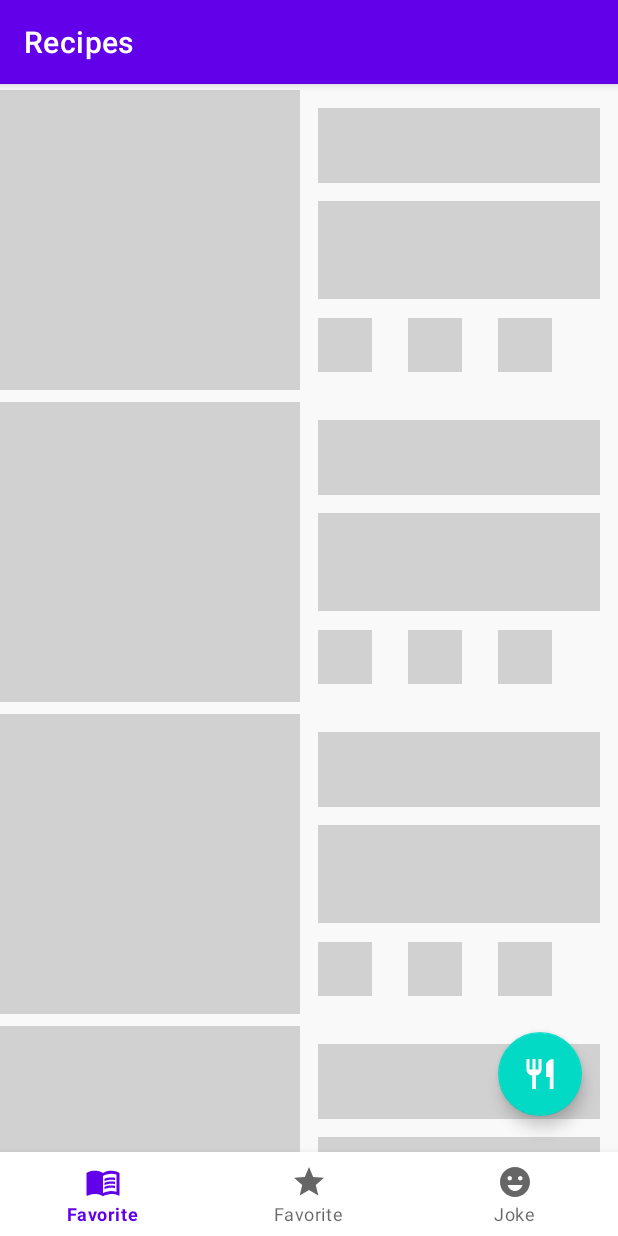
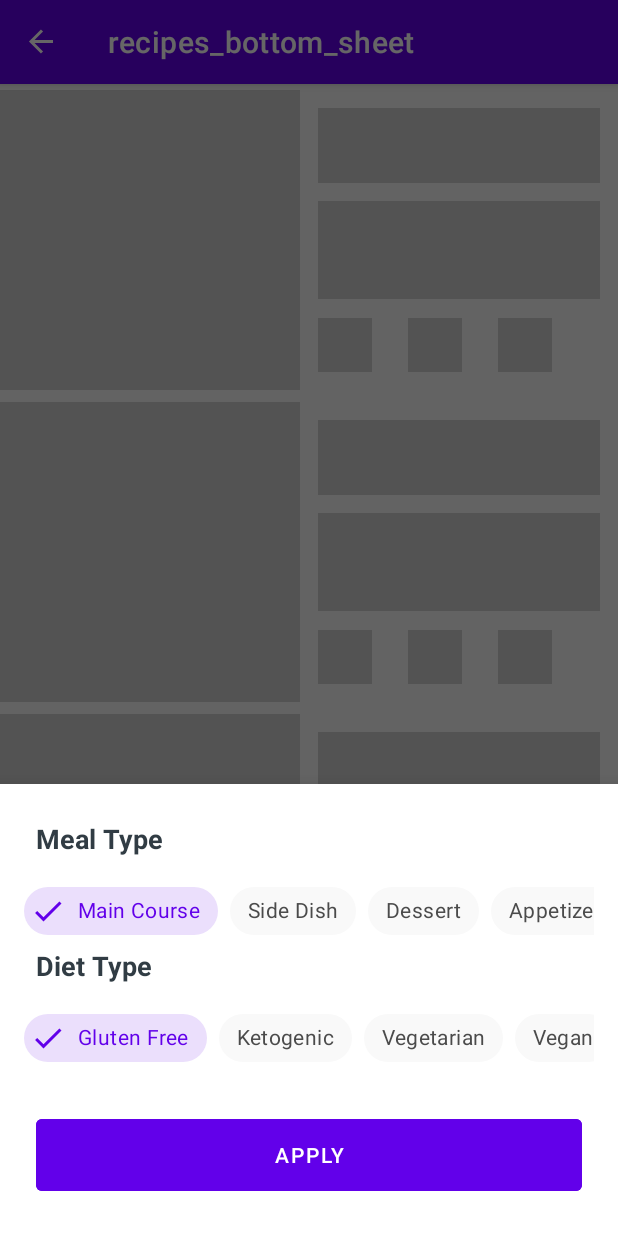
Before and after one commit to dhanazam/Foody, an Android app: the screen it shows after launch (MainActivity), after a tap on an icon or button, on a phone screen of 412 x 824 dp. Run offline under Robolectric (Android 15) with nearby library versions, the phone set to English and light mode, and no system bars; our stand-ins replace Dagger/Hilt's generated code, Room's generated code, Shimmer, data binding, navigation-ui; Roboto replaces fonts that are not available here; 6 statements that could not run were skipped.

Commit message:
customize chip style

```diff
--- a/app/src/main/java/com/dhanazam/foody/ui/fragments/recipes/RecipesFragment.kt
+++ b/app/src/main/java/com/dhanazam/foody/ui/fragments/recipes/RecipesFragment.kt
@@ -9,7 +9,9 @@ import android.view.ViewGroup
 import android.widget.Toast
 import androidx.fragment.app.viewModels
 import androidx.lifecycle.lifecycleScope
+import androidx.navigation.fragment.findNavController
 import androidx.recyclerview.widget.LinearLayoutManager
+import com.dhanazam.foody.R
 import com.dhanazam.foody.viewmodels.MainViewModel
 import com.dhanazam.foody.adapter.RecipesAdapter
 import com.dhanazam.foody.databinding.FragmentRecipesBinding
@@ -37,11 +39,12 @@ class  RecipesFragment : Fragment() {
         _binding = FragmentRecipesBinding.inflate(inflater, container, false)
         binding.lifecycleOwner = this
         binding.mainViewModel = mainViewModel
+
         readDatabase()
+        setupRecyclerView()
 
-        setupRecyclerView()
         binding.recipesFab.setOnClickListener {
-
+            findNavController().navigate(R.id.action_recipesFragment_to_recipesBottomSheet)
         }
         return binding.root
     }
@@ -50,7 +53,6 @@ class  RecipesFragment : Fragment() {
         lifecycleScope.launch {
             mainViewModel.readRecipes.observerOnce(viewLifecycleOwner) { database ->
                 if (database.isNotEmpty()) {
-                    Log.d("RecipesFragment", "readDatabase called!")
                     mAdapter.setData(database[0].foodRecipe)
                     hideShimmerEffect()
                 } else {
@@ -114,4 +116,9 @@ class  RecipesFragment : Fragment() {
         binding.shimmerFrameLayout.visibility = View.GONE
         binding.recyclerview.visibility = View.VISIBLE
     }
+
+    override fun onDestroy() {
+        super.onDestroy()
+        _binding = null
+    }
 }
--- a/app/src/main/java/com/dhanazam/foody/viewmodels/RecipesViewModel.kt
+++ b/app/src/main/java/com/dhanazam/foody/viewmodels/RecipesViewModel.kt
@@ -17,8 +17,8 @@ class RecipesViewModel(application: Application): AndroidViewModel(application)
 
         queries[QUERY_NUMBER] = "10"
         queries[QUERY_API_KEY] = API_KEY
-        queries[QUERY_TYPE] = "snack"
-        queries[QUERY_DIET] = "vegan"
+        queries[QUERY_TYPE] = "main course"
+        queries[QUERY_DIET] = "gluten free"
         queries[QUERY_ADD_RECIPE_INFORMATION] = "true"
         queries[QUERY_FILL_INGREDIENTS] = "true"
 
--- /dev/null
+++ b/app/src/main/res/color/chip_background_color.xml
@@ -0,0 +1,5 @@
+<?xml version="1.0" encoding="utf-8"?>
+<selector xmlns:android="http://schemas.android.com/apk/res/android">
+    <item android:color="@color/checkedChipBackgroundColor" android:state_checked="true"/>
+    <item android:color="@color/chipBackgroundColor" android:state_checked="false"/>
+</selector>
--- /dev/null
+++ b/app/src/main/res/color/chip_text_color.xml
@@ -0,0 +1,6 @@
+<?xml version="1.0" encoding="utf-8"?>
+<selector xmlns:android="http://schemas.android.com/apk/res/android">
+
+    <item android:color="@color/checkedChipTextColor" android:state_checked="true"/>
+    <item android:color="@color/chipTextColor" android:state_checked="false"/>
+</selector>
--- a/app/src/main/res/layout/recipes_bottom_sheet.xml
+++ b/app/src/main/res/layout/recipes_bottom_sheet.xml
@@ -6,7 +6,6 @@
     android:layout_height="wrap_content"
     android:background="@color/white"
     tools:context=".ui.fragments.recipes.bottomsheet.RecipesBottomSheet">
-
 
     <TextView
         android:id="@+id/mealType_txt"
@@ -48,78 +47,91 @@
                 app:singleSelection="true">
 
                 <com.google.android.material.chip.Chip
+                    style="@style/CustomChipStyle"
                     android:id="@+id/main_course_chip"
                     android:layout_width="wrap_content"
                     android:layout_height="wrap_content"
                     android:text="@string/main_course"/>
 
                 <com.google.android.material.chip.Chip
+                    style="@style/CustomChipStyle"
                     android:id="@+id/side_dish_chip"
                     android:layout_width="wrap_content"
                     android:layout_height="wrap_content"
                     android:text="@string/side_dish"/>
 
                 <com.google.android.material.chip.Chip
+                    style="@style/CustomChipStyle"
                     android:id="@+id/dessert_chip"
                     android:layout_width="wrap_content"
                     android:layout_height="wrap_content"
                     android:text="@string/dessert"/>
 
                 <com.google.android.material.chip.Chip
+                    style="@style/CustomChipStyle"
                     android:id="@+id/appetizer_chip"
                     android:layout_width="wrap_content"
                     android:layout_height="wrap_content"
                     android:text="@string/appetizer"/>
 
                 <com.google.android.material.chip.Chip
+                    style="@style/CustomChipStyle"
                     android:id="@+id/salad_chip"
                     android:layout_width="wrap_content"
                     android:layout_height="wrap_content"
                     android:text="@string/salad"/>
 
                 <com.google.android.material.chip.Chip
+                    style="@style/CustomChipStyle"
                     android:id="@+id/bread_chip"
                     android:layout_width="wrap_content"
                     android:layout_height="wrap_content"
                     android:text="@string/bread"/>
 
                 <com.google.android.material.chip.Chip
+                    style="@style/CustomChipStyle"
                     android:id="@+id/breakfast_chip"
                     android:layout_width="wrap_content"
                     android:layout_height="wrap_content"
                     android:text="@string/breakfast"/>
 
                 <com.google.android.material.chip.Chip
+                    style="@style/CustomChipStyle"
                     android:id="@+id/soup_chip"
                     android:layout_width="wrap_content"
                     android:layout_height="wrap_content"
                     android:text="@string/soup"/>
 
                 <com.google.android.material.chip.Chip
+                    style="@style/CustomChipStyle"
                     android:id="@+id/beverage_chip"
                     android:layout_width="wrap_content"
                     android:layout_height="wrap_content"
                     android:text="@string/beverage"/>
 
                 <com.google.android.material.chip.Chip
+                    style="@style/CustomChipStyle"
                     android:id="@+id/sauce_chip"
                     android:layout_width="wrap_content"
                     android:layout_height="wrap_content"
                     android:text="@string/sauce"/>
 
                 <com.google.android.material.chip.Chip
+                    style="@style/CustomChipStyle"
                     android:id="@+id/marinade_chip"
                     android:layout_width="wrap_content"
                     android:layout_height="wrap_content"
                     android:text="@string/marinade"/>
 
                 <com.google.android.material.chip.Chip
+                    style="@style/CustomChipStyle"
                     android:id="@+id/finger_food_chip"
                     android:layout_width="wrap_content"
                     android:layout_height="wrap_content"
                     android:text="@string/fingerfood"/>
 
                 <com.google.android.material.chip.Chip
+                    style="@style/CustomChipStyle"
                     android:id="@+id/drink_chip"
                     android:layout_width="wrap_content"
                     android:layout_height="wrap_content"
@@ -168,48 +180,56 @@
                 app:singleSelection="true">
 
                 <com.google.android.material.chip.Chip
+                    style="@style/CustomChipStyle"
                     android:id="@+id/gluten_free_chip"
                     android:layout_width="wrap_content"
                     android:layout_height="wrap_content"
                     android:text="@string/gluten_free"/>
 
                 <com.google.android.material.chip.Chip
+                    style="@style/CustomChipStyle"
                     android:id="@+id/ketogenic_chip"
                     android:layout_width="wrap_content"
                     android:layout_height="wrap_content"
                     android:text="@string/ketogenic"/>
 
                 <com.google.android.material.chip.Chip
+                    style="@style/CustomChipStyle"
                     android:id="@+id/vegetarian_chip"
                     android:layout_width="wrap_content"
                     android:layout_height="wrap_content"
                     android:text="@string/vegetarian"/>
 
                 <com.google.android.material.chip.Chip
+                    style="@style/CustomChipStyle"
                     android:id="@+id/vegan_chip"
                     android:layout_width="wrap_content"
                     android:layout_height="wrap_content"
                     android:text="@string/vegan"/>
 
                 <com.google.android.material.chip.Chip
+                    style="@style/CustomChipStyle"
                     android:id="@+id/pescetarian_chip"
                     android:layout_width="wrap_content"
                     android:layout_height="wrap_content"
                     android:text="@string/pescetarian"/>
 
                 <com.google.android.material.chip.Chip
+                    style="@style/CustomChipStyle"
                     android:id="@+id/paleo_chip"
                     android:layout_width="wrap_content"
                     android:layout_height="wrap_content"
                     android:text="@string/paleo"/>
 
                 <com.google.android.material.chip.Chip
+                    style="@style/CustomChipStyle"
                     android:id="@+id/primal_chip"
                     android:layout_width="wrap_content"
                     android:layout_height="wrap_content"
                     android:text="@string/primal"/>
 
                 <com.google.android.material.chip.Chip
+                    style="@style/CustomChipStyle"
                     android:id="@+id/whole30_chip"
                     android:layout_width="wrap_content"
                     android:layout_height="wrap_content"
@@ -229,7 +249,9 @@
         android:layout_marginTop="24dp"
         android:layout_marginEnd="24dp"
         android:layout_marginBottom="24dp"
+        android:textColor="@color/white"
         android:text="@string/apply"
+        android:backgroundTint="@color/colorPrimary"
         app:layout_constraintBottom_toBottomOf="parent"
         app:layout_constraintEnd_toEndOf="parent"
         app:layout_constraintStart_toStartOf="parent"
--- a/app/src/main/res/navigation/my_nav.xml
+++ b/app/src/main/res/navigation/my_nav.xml
@@ -9,7 +9,11 @@
         android:id="@+id/recipesFragment"
         android:name="com.dhanazam.foody.ui.fragments.recipes.RecipesFragment"
         android:label="Recipes"
-        tools:layout="@layout/fragment_recipes" />
+        tools:layout="@layout/fragment_recipes" >
+        <action
+            android:id="@+id/action_recipesFragment_to_recipesBottomSheet"
+            app:destination="@id/recipesBottomSheet" />
+    </fragment>
     <fragment
         android:id="@+id/favoriteRecipesFragment"
         android:name="com.dhanazam.foody.ui.fragments.favorites.FavoriteRecipesFragment"
@@ -20,4 +24,13 @@
         android:name="com.dhanazam.foody.ui.fragments.foodjoke.FoodJokeFragment"
         android:label="Joke"
         tools:layout="@layout/fragment_food_joke" />
+    <dialog
+        android:id="@+id/recipesBottomSheet"
+        android:name="com.dhanazam.foody.ui.fragments.recipes.bottomsheet.RecipesBottomSheet"
+        android:label="recipes_bottom_sheet"
+        tools:layout="@layout/recipes_bottom_sheet" >
+        <action
+            android:id="@+id/action_recipesBottomSheet_to_recipesFragment"
+            app:destination="@id/recipesFragment" />
+    </dialog>
 </navigation>
--- a/app/src/main/res/values/styles.xml
+++ b/app/src/main/res/values/styles.xml
@@ -6,4 +6,10 @@
         <item name="colorPrimaryDark">@color/colorPrimaryDark</item>
         <item name="colorAccent">@color/colorAccent</item>
     </style>
+
+    <style name="CustomChipStyle" parent="Widget.MaterialComponents.Chip.Filter">
+        <item name="chipBackgroundColor">@color/chip_background_color</item>
+        <item name="android:textColor">@color/chip_text_color</item>
+        <item name="checkedIconTint">@color/chip_text_color</item>
+    </style>
 </resources>
```
